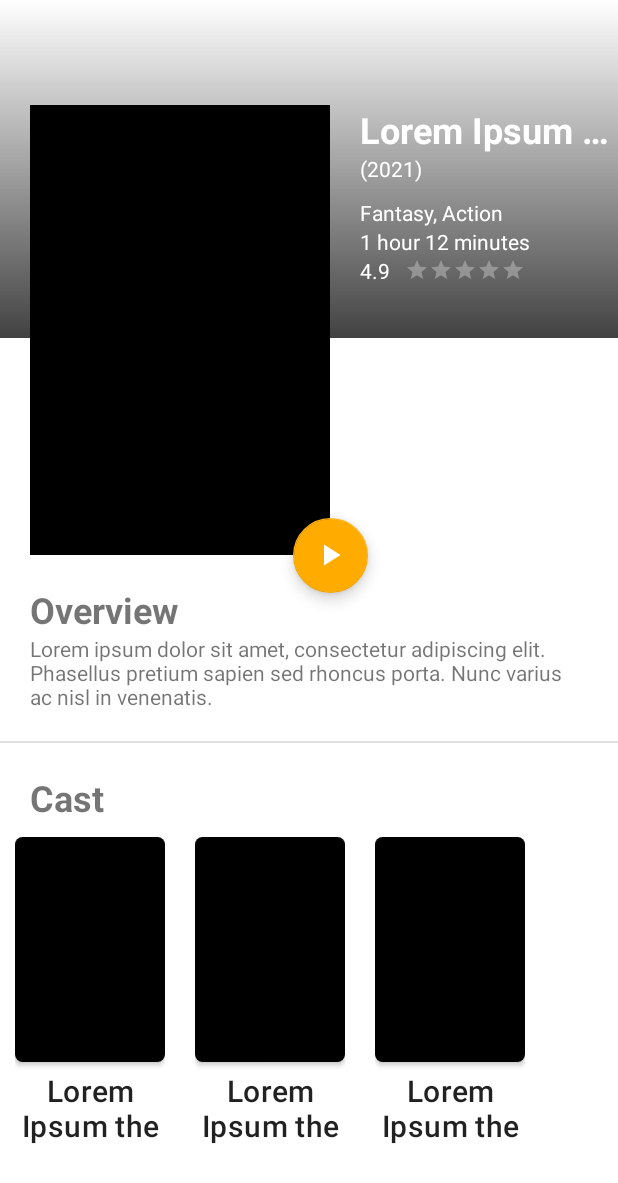
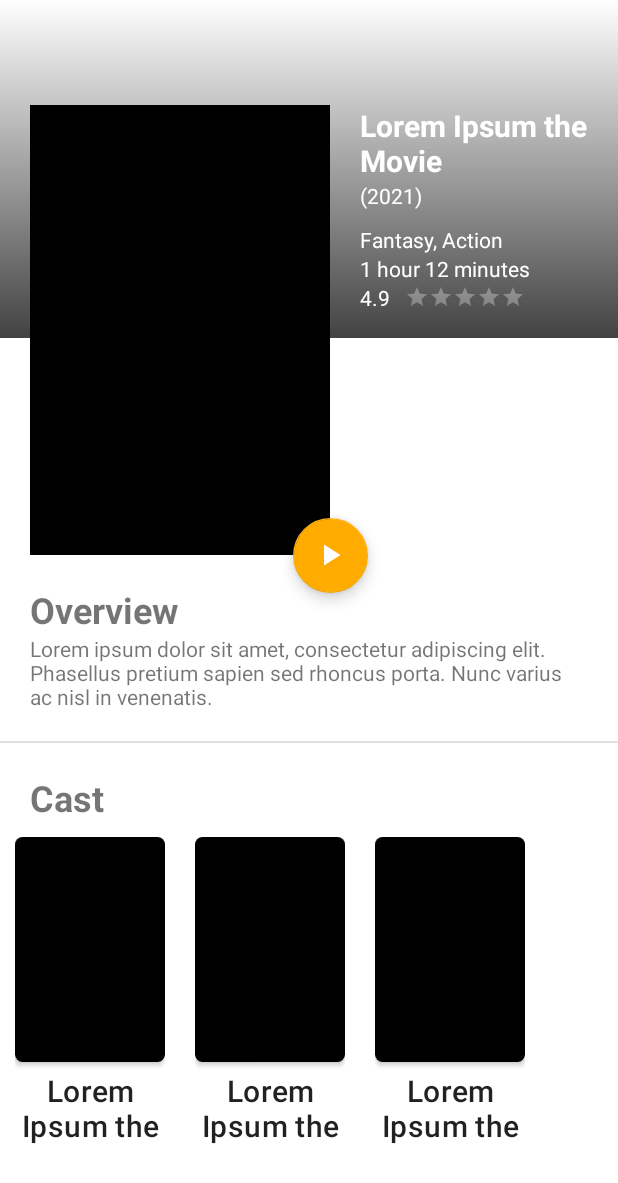
Before and after one commit to ArsyiAziz/Mobile-Programming-Final-Project, an Android app: the layout activity_movie_details.xml on its own in the app's theme, with its tools: preview values and no code run, on a phone screen of 412 x 824 dp. Shown: the top 1183 px of the screen. Run offline under Robolectric (Android 15) with nearby library versions, the phone set to English and light mode, and no system bars.

Commit message:
Add more space for movie title

```diff
--- a/app/src/main/res/layout/activity_movie_details.xml
+++ b/app/src/main/res/layout/activity_movie_details.xml
@@ -60,12 +60,12 @@
                     android:id="@+id/tv_title"
                     android:layout_width="wrap_content"
                     android:layout_height="wrap_content"
-                    android:textSize="24sp"
+                    android:textSize="20sp"
                     android:textStyle="bold"
                     android:textColor="@color/white"
                     android:text="@string/movie_placeholder"
                     android:ellipsize="end"
-                    android:maxLines="1" />
+                    android:maxLines="2" />
                 <TextView
                     android:id="@+id/tv_release_year"
                     android:layout_width="wrap_content"
@@ -78,6 +78,8 @@
                     android:layout_width="wrap_content"
                     android:layout_height="wrap_content"
                     android:text="@string/genre_placeholder"
+                    android:maxLines="1"
+                    android:ellipsize="end"
                     android:textColor="@color/white"/>
                 <TextView
                     android:id="@+id/tv_runtime"
```
